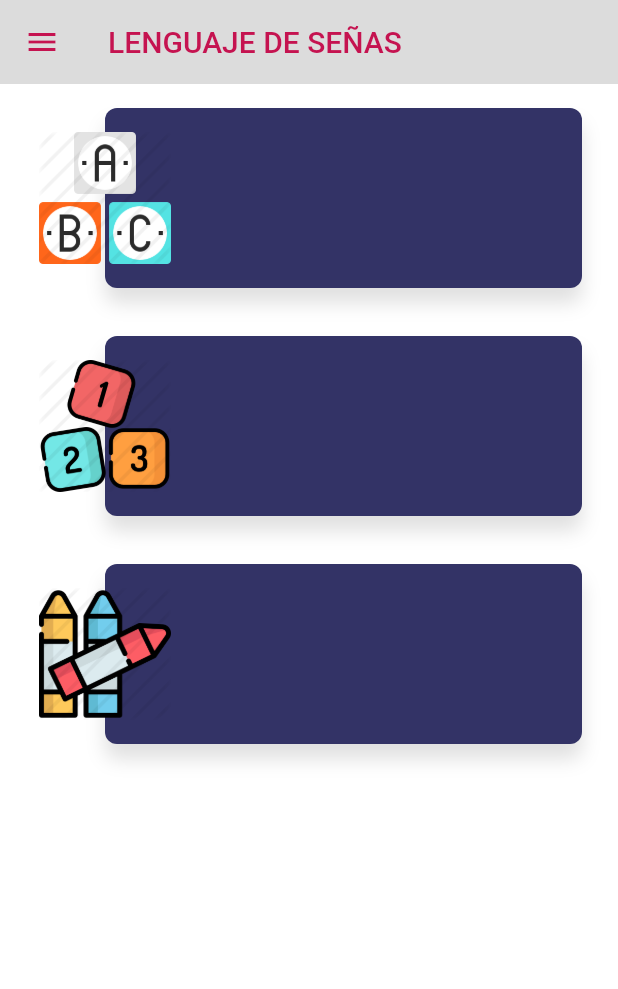
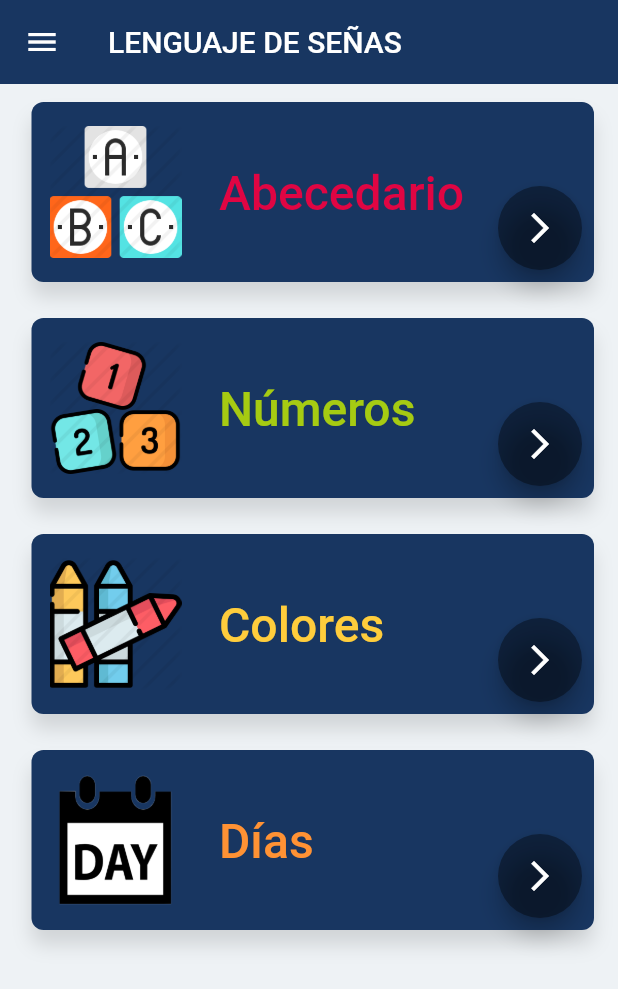
Before and after one commit to DSCarolina/SignLanguageApp, a Flutter app: the screen it shows after launch, on a phone screen of 412 x 824 dp. Shown: the top 989 px of the screen. Run offline on Flutter 3.47's test engine with Material 2 defaults, Android fonts, the light colour scheme and no system bars.

Commit message:
changes in card_home

```diff
--- a/lib/screens/home_screen.dart
+++ b/lib/screens/home_screen.dart
@@ -1,6 +1,5 @@
 import 'package:flutter/material.dart';
-import 'package:sign_language_app/widgets/custom_card.dart';
-// import 'package:sign_language_app/widgets/custom_text.dart';
+import 'package:sign_language_app/widgets/card_home.dart';
 
 class HomeScreen extends StatelessWidget {
   Color mPurpleColor = Color(0xFF6200ea);
@@ -10,13 +9,14 @@ class HomeScreen extends StatelessWidget {
 
     return Container(
 
-      color: Colors.white,
+      color: Color(0xFFeef2f5),
       child: ListView(
         children: <Widget>[
 
-          CustomCard(1, "Prueba1", "assets/abc.png",Icon(Icons.account_balance_wallet), ),
-          CustomCard(2, "Prueba2", "assets/numero.png",Icon(Icons.account_balance_wallet), ),
-          CustomCard(3, "Prueba3", "assets/color.png",Icon(Icons.account_balance_wallet), ),
+          CustomCard(1, "Abecedario", "assets/abc.png",Icon(Icons.arrow_forward),Color(0xFFe00543) ),
+          CustomCard(2, "Números", "assets/numero.png",Icon(Icons.arrow_forward), Color(0xFFa6cb12)),
+          CustomCard(3, "Colores", "assets/color.png",Icon(Icons.arrow_forward), Color(0xFFffcd3c)),
+          CustomCard(4, "Días", "assets/dia.png",Icon(Icons.arrow_forward), Color(0xFFff9234)),
 
         ],
       ),
--- /dev/null
+++ b/lib/widgets/card_home.dart
@@ -0,0 +1,93 @@
+import 'package:flutter/material.dart';
+import 'package:sign_language_app/widgets/text_home.dart';
+import 'package:sign_language_app/screens/windows/window_screen.dart';
+
+
+class CustomCard extends StatelessWidget {
+  double mPaddingCard = 40.0;
+  double mPaddingCard2 = 130.0;
+  double paddingSize = 8.0;
+
+  int mId;
+  String mTitle;
+  String mPathImage;
+  Icon mIcon;
+  Color mFilter = Colors.deepPurple;
+  double mTitleSize = 32.0;
+
+  CustomCard(this.mId, this.mTitle, this.mPathImage,this.mIcon,this.mFilter);
+  @override
+  Widget build(BuildContext context) {
+    final mContainerIma = new Container(
+    margin: new EdgeInsets.symmetric(
+       vertical: 16.0,
+       horizontal: 15.0
+     ),
+     alignment: FractionalOffset.centerLeft,
+
+     child: new Image(
+       image: new AssetImage(mPathImage),
+       height: 92.0,
+       width: 92.0,
+    ),
+  );
+  final mContainer = new Container(
+     height: 124.0,
+     margin: new EdgeInsets.only(left: 5.0),
+     decoration: new BoxDecoration(
+      //  color: new Color(0xFF333366),
+       color: new Color(0xFF183661),
+       shape: BoxShape.rectangle,
+       borderRadius: new BorderRadius.circular(8.0),
+       boxShadow: <BoxShadow>[
+         new BoxShadow(
+          color: Colors.black12,
+          blurRadius: 10.0,
+          offset: new Offset(0.0, 10.0),
+        ),
+      ],
+    ),
+  );
+  final cardArrowFab = Positioned(
+      bottom: paddingSize,
+      right: paddingSize,
+      child: FloatingActionButton(
+        heroTag: "fab1_$mTitle",
+        backgroundColor: Colors.black38,
+        onPressed: (){
+            Navigator.push(
+            context,
+              MaterialPageRoute(builder: (context) => WindowScreen(mTitle, mFilter)),
+            );
+        },
+        child: Icon(
+
+          Icons.arrow_forward_ios,
+          color: Colors.white,
+
+        ),
+      ),
+    );
+
+  return Container(
+         height: 120.0,
+      margin: const EdgeInsets.symmetric(
+         vertical: 12.0,
+         horizontal: 16.0,
+       ),
+      child: Stack (
+    children: <Widget>[
+                mContainer,
+                mContainerIma,
+                 Positioned(
+                  bottom: mPaddingCard,
+                  left: mPaddingCard2,
+                  child: CustomText(mTitle, mFilter, mTitleSize),
+                ),
+                cardArrowFab
+               ]
+  ));
+
+
+  }
+}
--- a/lib/widgets/custom_card.dart
+++ /dev/null
@@ -1,81 +0,0 @@
-import 'package:flutter/material.dart';
-import 'package:sign_language_app/widgets/custom_text.dart';
-
-
-class CustomCard extends StatelessWidget {
-  double mPaddingCard = 10.0;
-  double mCustomWidth = 200;
-  double mCustomHeight = 140;
-  double mVerticalTopPadding = 10.0;
-
-  int mId;
-  String mTitle;
-  String mPathImage;
-  Icon mIcon;
-  Color mFilter = Colors.deepPurple;
-  double mOpacity = 0.3;
-  double mTitleSize = 32.0;
-
-  CustomCard(this.mId, this.mTitle, this.mPathImage,this.mIcon);
-  CustomCard.vertical(this.mId, this.mTitle, this.mPathImage,this.mIcon, this.mFilter){
-    this.mOpacity = 0.1;
-    this.mCustomWidth = 200.0;
-    this.mCustomHeight = 200.0;
-    this.mVerticalTopPadding = 180.0;
-    this.mTitleSize = 22.0;
-  }
-
-  CustomCard.hero(this.mId, this.mTitle, this.mPathImage,this.mIcon, this.mFilter){
-    this.mOpacity = 0.1;
-    this.mCustomWidth = null;
-    this.mCustomHeight = null;
-    this.mVerticalTopPadding = 180.0;
-    this.mTitleSize = 22.0;
-  }
-
-  @override
-  Widget build(BuildContext context) {
-      final mContainerIma = new Container(
-    margin: new EdgeInsets.symmetric(
-       vertical: 16.0
-     ),
-     alignment: FractionalOffset.centerLeft,
-
-     child: new Image(
-       image: new AssetImage(mPathImage),
-       height: 92.0,
-       width: 92.0,
-    ),
-  );
-  final mContainer = new Container(
-     height: 124.0,
-     margin: new EdgeInsets.only(left: 46.0),
-     decoration: new BoxDecoration(
-       color: new Color(0xFF333366),
-       shape: BoxShape.rectangle,
-       borderRadius: new BorderRadius.circular(8.0),
-       boxShadow: <BoxShadow>[
-         new BoxShadow(
-          color: Colors.black12,
-          blurRadius: 10.0,
-          offset: new Offset(0.0, 10.0),
-        ),
-      ],
-    ),
-  );
-  return Container(
-         height: 120.0,
-      margin: const EdgeInsets.symmetric(
-         vertical: 16.0,
-         horizontal: 24.0,
-       ),
-      child: Stack (
-    children: <Widget>[
-                mContainer,
-                mContainerIma
-               ]
-  ));
-
-
-  }
-}
```
Also changed, not shown: lib/main.dart (+6 -4 lines), lib/screens/windows/window_screen.dart (added, +55 -0 lines), assets/dia.png (added), lib/widgets/text_home.dart (renamed from lib/widgets/custom_text.dart).
